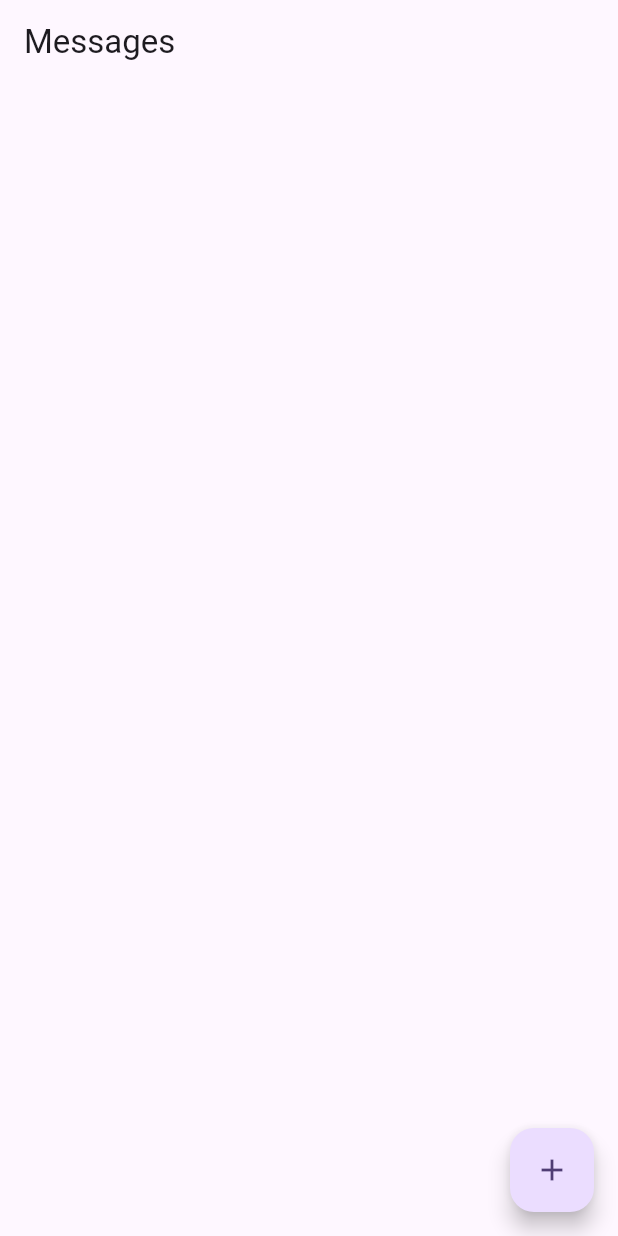
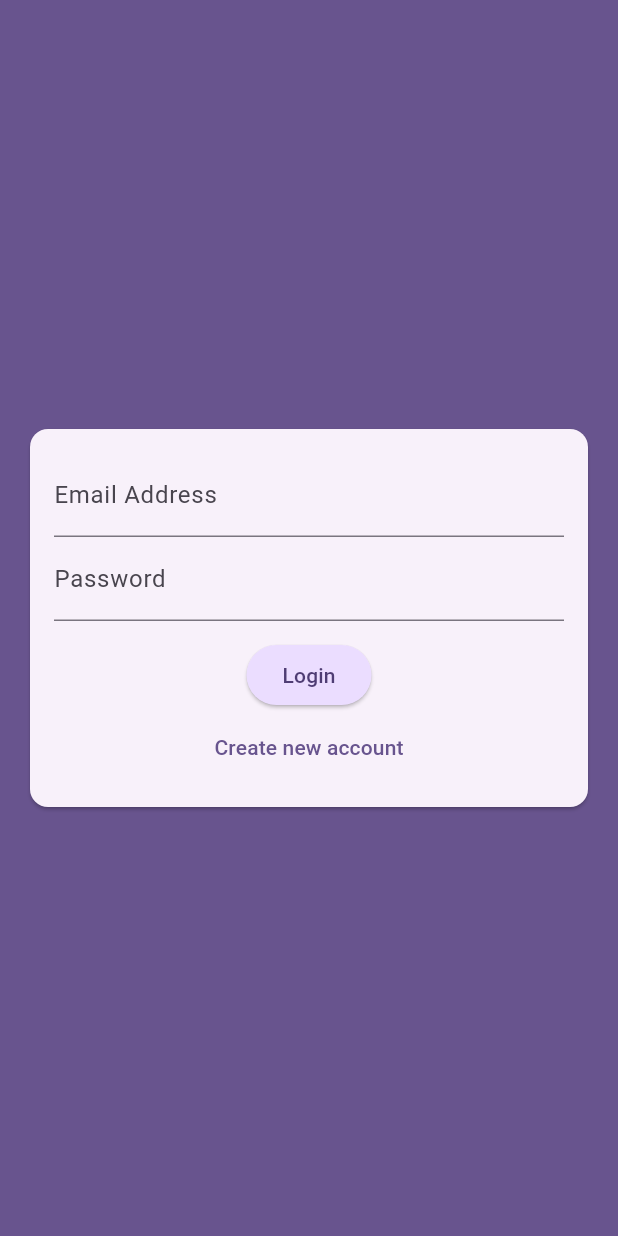
Before and after one commit to MartinPit/Flutter_Chat_App, a Flutter app: the screen it shows after launch, on a phone screen of 412 x 824 dp. Run offline on Flutter 3.47's test engine with Material 2 defaults, Android fonts, the phone set to English and light mode, and no system bars; our stand-ins replace cloud_firestore, firebase_core; accounts and stored records are empty.

Commit message:
created login screen

```diff
--- a/lib/main.dart
+++ b/lib/main.dart
@@ -1,4 +1,5 @@
 import 'package:flutter/material.dart';
+import 'package:flutter_chat_app/screens/auth_screen.dart';
 import 'package:flutter_chat_app/screens/chat_screen.dart';
 import 'package:firebase_core/firebase_core.dart';
 import 'firebase_options.dart';
@@ -22,7 +23,7 @@ class MyApp extends StatelessWidget {
         colorScheme: ColorScheme.fromSeed(seedColor: Colors.deepPurple),
         useMaterial3: true,
       ),
-      home: ChatScreen(),
+      home: AuthScreen(),
     );
   }
 }
--- a/lib/screens/auth_screen.dart
+++ b/lib/screens/auth_screen.dart
@@ -0,0 +1,24 @@
+import 'package:flutter/material.dart';
+import 'package:flutter_chat_app/widgets/auth/auth_form.dart';
+
+class AuthScreen extends StatefulWidget {
+  const AuthScreen({Key? key}) : super(key: key);
+
+  @override
+  State<AuthScreen> createState() => _AuthScreenState();
+}
+
+class _AuthScreenState extends State<AuthScreen> {
+  void _submitAuthForm(
+      String email, String username, String password, bool isLogin) {
+
+  }
+
+  @override
+  Widget build(BuildContext context) {
+    return Scaffold(
+      backgroundColor: Theme.of(context).colorScheme.primary,
+      body: AuthForm(submitFn: _submitAuthForm),
+    );
+  }
+}
--- /dev/null
+++ b/lib/widgets/auth/auth_form.dart
@@ -0,0 +1,106 @@
+import 'package:flutter/material.dart';
+
+class AuthForm extends StatefulWidget {
+  final void Function(String email, String suername, String password, bool isLogin) submitFn;
+
+  const AuthForm({Key? key, required this.submitFn}) : super(key: key);
+
+  @override
+  State<AuthForm> createState() => _AuthFormState();
+}
+
+class _AuthFormState extends State<AuthForm> {
+  final _formKey = GlobalKey<FormState>();
+  bool _isLogin = true;
+  String _email = '';
+  String _name = '';
+  String _password = '';
+
+  void _trySubmit() {
+    if (!_formKey.currentState!.validate()) {
+      return;
+    }
+    FocusScope.of(context).unfocus();
+    _formKey.currentState!.save();
+    widget.submitFn(_email, _name, _password, _isLogin);
+  }
+
+  @override
+  Widget build(BuildContext context) {
+    return Center(
+      child: Card(
+        margin: const EdgeInsets.all(20),
+        child: SingleChildScrollView(
+          child: Padding(
+            padding: const EdgeInsets.all(16),
+            child: Form(
+              key: _formKey,
+              child: Column(
+                mainAxisSize: MainAxisSize.min,
+                children: [
+                  TextFormField(
+                    key: const ValueKey('email'),
+                    keyboardType: TextInputType.emailAddress,
+                    decoration:
+                        const InputDecoration(labelText: 'Email Address'),
+                    validator: (val) {
+                      if (val == null || val.isEmpty || !val.contains('@')) {
+                        return 'Please enter a valid email address';
+                      }
+                      return null;
+                    },
+                    onSaved: (val) => _email = val!,
+                  ),
+                  if (!_isLogin)
+                    TextFormField(
+                      key: const ValueKey('username'),
+                      decoration: const InputDecoration(
+                        labelText: 'Username',
+                      ),
+                      validator: (val) {
+                        if (val == null || val.isEmpty || val.length < 4) {
+                          return 'Please enter at least 4 characters';
+                        }
+                        return null;
+                      },
+                      onSaved: (val) => _name = val!,
+                    ),
+                  TextFormField(
+                    key: const ValueKey('password'),
+                    decoration: const InputDecoration(labelText: 'Password'),
+                    obscureText: true,
+                    validator: (val) {
+                      if (val == null || val.isEmpty || val.length < 7) {
+                        return 'Password must be at least 7 characters long';
+                      }
+                      return null;
+                    },
+                    onSaved: (val) => _password = val!,
+                  ),
+                  const SizedBox(
+                    height: 12,
+                  ),
+                  ElevatedButton(
+                    onPressed: _trySubmit,
+                    style: ButtonStyle(
+                      backgroundColor: MaterialStateProperty.all<Color>(
+                          Theme.of(context).colorScheme.primaryContainer),
+                      foregroundColor: MaterialStateProperty.all<Color>(
+                          Theme.of(context).colorScheme.onPrimaryContainer),
+                    ),
+                    child: Text(_isLogin ? 'Login' : 'Sign up'),
+                  ),
+                  TextButton(
+                      onPressed: () => setState(() => _isLogin = !_isLogin),
+                      child: Text(_isLogin
+                          ? 'Create new account'
+                          : 'I already have an account'))
+                ],
+              ),
+            ),
+          ),
+        ),
+      ),
+    );
+  }
+}
```
